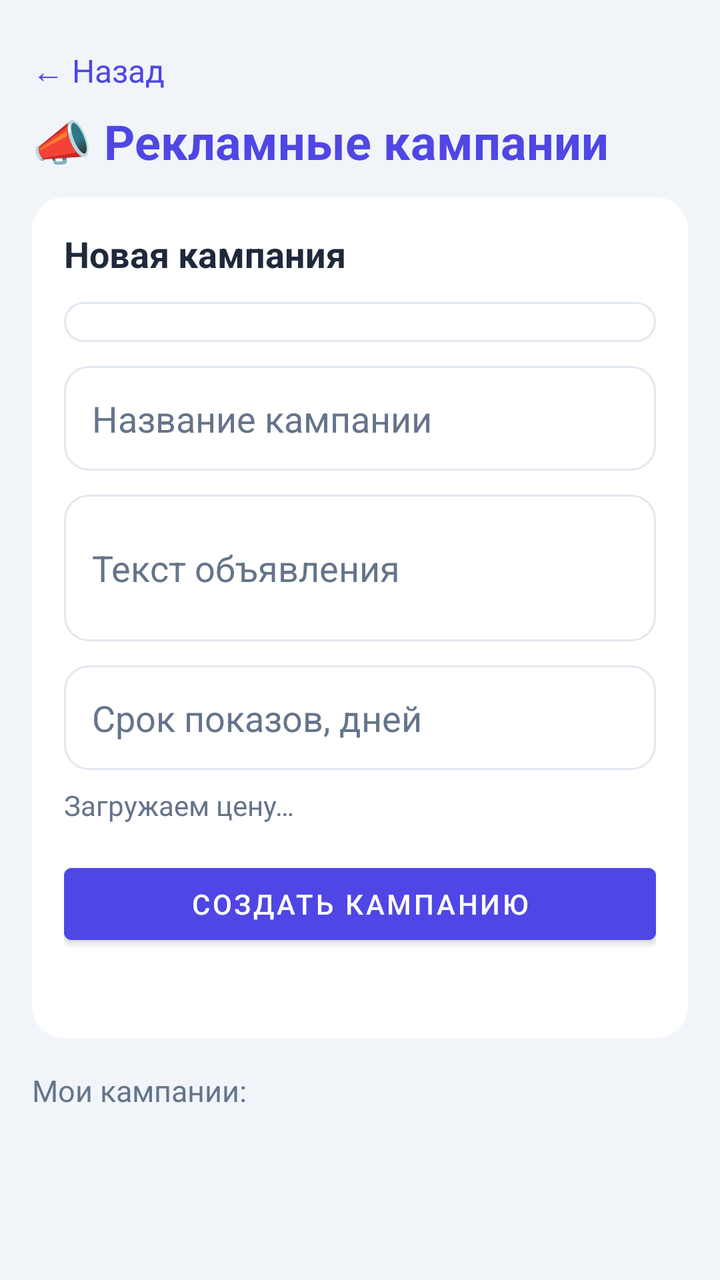
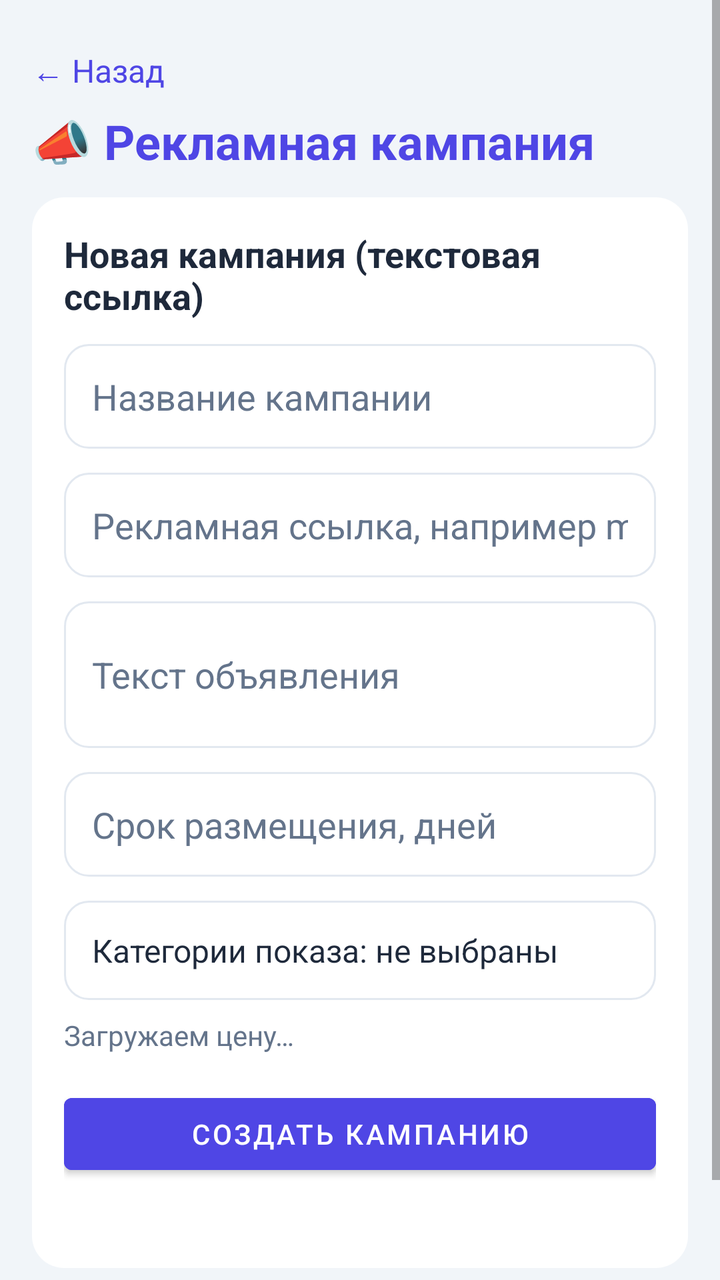

The first picture is an Android layout as it rendered before a commit; the second is the same layout after the commit. The layout source and the unified diff follow.
<!-- AndroidManifest.xml: application theme Theme.AdLinkPro -->
<!-- res/layout/fragment_campaigns.xml -->
<?xml version="1.0" encoding="utf-8"?>
<ScrollView xmlns:android="http://schemas.android.com/apk/res/android"
    android:layout_width="match_parent"
    android:layout_height="match_parent"
    android:background="@color/bg_light"
    android:fillViewport="true">

    <LinearLayout
        android:layout_width="match_parent"
        android:layout_height="wrap_content"
        android:orientation="vertical"
        android:padding="16dp">

        <TextView
            android:id="@+id/tv_camp_back"
            android:layout_width="wrap_content"
            android:layout_height="wrap_content"
            android:paddingTop="8dp"
            android:paddingBottom="8dp"
            android:text="← Назад"
            android:textColor="@color/primary"
            android:textSize="16sp"/>

        <TextView
            android:layout_width="match_parent"
            android:layout_height="wrap_content"
            android:text="📣 Рекламные кампании"
            android:textColor="@color/primary"
            android:textSize="24sp"
            android:textStyle="bold"
            android:layout_marginBottom="12dp"/>

        <LinearLayout
            android:layout_width="match_parent"
            android:layout_height="wrap_content"
            android:orientation="vertical"
            android:background="@drawable/bg_card"
            android:padding="16dp">

            <TextView
                android:layout_width="match_parent"
                android:layout_height="wrap_content"
                android:text="Новая кампания"
                android:textColor="@color/text_main"
                android:textSize="18sp"
                android:textStyle="bold"/>

            <Spinner
                android:id="@+id/sp_camp_site"
                android:layout_width="match_parent"
                android:layout_height="wrap_content"
                android:layout_marginTop="12dp"
                android:background="@drawable/bg_spinner"
                android:popupBackground="@drawable/bg_spinner_dark"
                android:padding="10dp"/>

            <EditText
                android:id="@+id/et_camp_title"
                android:layout_width="match_parent"
                android:layout_height="wrap_content"
                android:layout_marginTop="12dp"
                android:background="@drawable/bg_input"
                android:padding="14dp"
                android:hint="Название кампании"
                android:textColor="@color/text_main"
                android:textColorHint="@color/text_secondary"
                android:inputType="text"
                android:maxLines="1"/>

            <EditText
                android:id="@+id/et_camp_text"
                android:layout_width="match_parent"
                android:layout_height="wrap_content"
                android:layout_marginTop="12dp"
                android:background="@drawable/bg_input"
                android:padding="14dp"
                android:hint="Текст объявления"
                android:textColor="@color/text_main"
                android:textColorHint="@color/text_secondary"
                android:inputType="textMultiLine"
                android:minLines="2"/>

            <EditText
                android:id="@+id/et_camp_days"
                android:layout_width="match_parent"
                android:layout_height="wrap_content"
                android:layout_marginTop="12dp"
                android:background="@drawable/bg_input"
                android:padding="14dp"
                android:hint="Срок показов, дней"
                android:textColor="@color/text_main"
                android:textColorHint="@color/text_secondary"
                android:inputType="number"
                android:maxLines="1"/>

            <TextView
                android:id="@+id/tv_camp_price"
                android:layout_width="match_parent"
                android:layout_height="wrap_content"
                android:layout_marginTop="8dp"
                android:text="Загружаем цену…"
                android:textColor="@color/text_secondary"
                android:textSize="14sp"/>

            <Button
                android:id="@+id/btn_camp_create"
                android:layout_width="match_parent"
                android:layout_height="wrap_content"
                android:layout_marginTop="16dp"
                android:backgroundTint="@color/primary"
                android:text="Создать кампанию"
                android:textColor="@color/white"/>

            <TextView
                android:id="@+id/tv_camp_status"
                android:layout_width="match_parent"
                android:layout_height="wrap_content"
                android:layout_marginTop="8dp"
                android:textColor="@color/red"
                android:textSize="14sp"/>
        </LinearLayout>

        <TextView
            android:layout_width="match_parent"
            android:layout_height="wrap_content"
            android:layout_marginTop="16dp"
            android:text="Мои кампании:"
            android:textColor="@color/text_secondary"
            android:textSize="15sp"/>

        <LinearLayout
            android:id="@+id/campaigns_list"
            android:layout_width="match_parent"
            android:layout_height="wrap_content"
            android:layout_marginTop="8dp"
            android:orientation="vertical"/>
    </LinearLayout>
</ScrollView>
<!-- resources referenced by this layout -->
<resources>
  <color name="bg_light">#f1f5f9</color>
  <color name="primary">#4f46e5</color>
  <color name="red">#ef4444</color>
  <color name="text_main">#1e293b</color>
  <color name="text_secondary">#64748b</color>
  <color name="white">#ffffff</color>
  <!-- drawable bg_card (drawable) -->
  <?xml version="1.0" encoding="utf-8"?>
  <shape xmlns:android="http://schemas.android.com/apk/res/android" android:shape="rectangle">
      <solid android:color="@color/white"/>
      <corners android:radius="16dp"/>
  </shape>
  <!-- drawable bg_input (drawable) -->
  <?xml version="1.0" encoding="utf-8"?>
  <selector xmlns:android="http://schemas.android.com/apk/res/android">
      <item android:state_focused="true">
          <shape android:shape="rectangle">
              <solid android:color="@color/white"/>
              <corners android:radius="12dp"/>
              <stroke android:width="2dp" android:color="@color/primary"/>
          </shape>
      </item>
      <item>
          <shape android:shape="rectangle">
              <solid android:color="@color/white"/>
              <corners android:radius="12dp"/>
              <stroke android:width="1dp" android:color="#E2E8F0"/>
          </shape>
      </item>
  </selector>
  <!-- drawable bg_spinner (drawable) -->
  <?xml version="1.0" encoding="utf-8"?>
  <shape xmlns:android="http://schemas.android.com/apk/res/android" android:shape="rectangle">
      <solid android:color="@color/white"/>
      <corners android:radius="12dp"/>
      <stroke android:width="1dp" android:color="#E2E8F0"/>
  </shape>
  <!-- drawable bg_spinner_dark (drawable) -->
  <?xml version="1.0" encoding="utf-8"?>
  <shape xmlns:android="http://schemas.android.com/apk/res/android" android:shape="rectangle">
      <solid android:color="@color/card_dark"/>
      <corners android:radius="12dp"/>
      <stroke android:width="1dp" android:color="#3A3A40"/>
  </shape>
  <style name="Theme.AdLinkPro" parent="Theme.MaterialComponents.DayNight.NoActionBar">
          <item name="colorPrimary">@color/primary</item>
          <item name="colorPrimaryDark">@color/primaryDark</item>
          <item name="colorSecondary">@color/accent</item>
          <item name="android:windowBackground">@color/bgLight</item>
      </style>
  <color name="card_dark">#2A2A2E</color>
  <color name="primaryDark">#4338ca</color>
  <color name="accent">#4f46e5</color>
  <color name="bgLight">#f1f5f9</color>
</resources>

<!-- the commit's change to res/layout/fragment_campaigns.xml (unified diff, before → after) -->
@@ -24,7 +24,7 @@
         <TextView
             android:layout_width="match_parent"
             android:layout_height="wrap_content"
-            android:text="📣 Рекламные кампании"
+            android:text="📣 Рекламная кампания"
             android:textColor="@color/primary"
             android:textSize="24sp"
             android:textStyle="bold"
@@ -40,19 +40,10 @@
             <TextView
                 android:layout_width="match_parent"
                 android:layout_height="wrap_content"
-                android:text="Новая кампания"
+                android:text="Новая кампания (текстовая ссылка)"
                 android:textColor="@color/text_main"
                 android:textSize="18sp"
                 android:textStyle="bold"/>
-
-            <Spinner
-                android:id="@+id/sp_camp_site"
-                android:layout_width="match_parent"
-                android:layout_height="wrap_content"
-                android:layout_marginTop="12dp"
-                android:background="@drawable/bg_spinner"
-                android:popupBackground="@drawable/bg_spinner_dark"
-                android:padding="10dp"/>
 
             <EditText
                 android:id="@+id/et_camp_title"
@@ -65,6 +56,19 @@
                 android:textColor="@color/text_main"
                 android:textColorHint="@color/text_secondary"
                 android:inputType="text"
+                android:maxLines="1"/>
+
+            <EditText
+                android:id="@+id/et_camp_link"
+                android:layout_width="match_parent"
+                android:layout_height="wrap_content"
+                android:layout_marginTop="12dp"
+                android:background="@drawable/bg_input"
+                android:padding="14dp"
+                android:hint="Рекламная ссылка, например mysite.ru"
+                android:textColor="@color/text_main"
+                android:textColorHint="@color/text_secondary"
+                android:inputType="textUri"
                 android:maxLines="1"/>
 
             <EditText
@@ -87,11 +91,22 @@
                 android:layout_marginTop="12dp"
                 android:background="@drawable/bg_input"
                 android:padding="14dp"
-                android:hint="Срок показов, дней"
+                android:hint="Срок размещения, дней"
                 android:textColor="@color/text_main"
                 android:textColorHint="@color/text_secondary"
                 android:inputType="number"
                 android:maxLines="1"/>
+
+            <TextView
+                android:id="@+id/tv_camp_cats"
+                android:layout_width="match_parent"
+                android:layout_height="wrap_content"
+                android:layout_marginTop="12dp"
+                android:background="@drawable/bg_input"
+                android:padding="14dp"
+                android:text="Категории показа: не выбраны"
+                android:textColor="@color/text_main"
+                android:textSize="16sp"/>
 
             <TextView
                 android:id="@+id/tv_camp_price"
<!-- resource entries referenced after the edit -->
@@ -30,27 +30,12 @@
           </shape>
       </item>
   </selector>
-  <!-- drawable bg_spinner (drawable) -->
-  <?xml version="1.0" encoding="utf-8"?>
-  <shape xmlns:android="http://schemas.android.com/apk/res/android" android:shape="rectangle">
-      <solid android:color="@color/white"/>
-      <corners android:radius="12dp"/>
-      <stroke android:width="1dp" android:color="#E2E8F0"/>
-  </shape>
-  <!-- drawable bg_spinner_dark (drawable) -->
-  <?xml version="1.0" encoding="utf-8"?>
-  <shape xmlns:android="http://schemas.android.com/apk/res/android" android:shape="rectangle">
-      <solid android:color="@color/card_dark"/>
-      <corners android:radius="12dp"/>
-      <stroke android:width="1dp" android:color="#3A3A40"/>
-  </shape>
   <style name="Theme.AdLinkPro" parent="Theme.MaterialComponents.DayNight.NoActionBar">
           <item name="colorPrimary">@color/primary</item>
           <item name="colorPrimaryDark">@color/primaryDark</item>
           <item name="colorSecondary">@color/accent</item>
           <item name="android:windowBackground">@color/bgLight</item>
       </style>
-  <color name="card_dark">#2A2A2E</color>
   <color name="primaryDark">#4338ca</color>
   <color name="accent">#4f46e5</color>
   <color name="bgLight">#f1f5f9</color>
